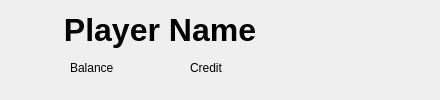
wudi-7mi/open_ra2ob_qt6, file playerinfo.ui: the form before one commit.
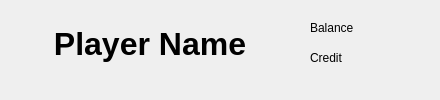
The form after the commit. Icons and pictures are not drawn.

```diff
--- a/playerinfo.ui
+++ b/playerinfo.ui
@@ -16,8 +16,8 @@
   <widget class="QLabel" name="lb_playerName">
    <property name="geometry">
     <rect>
-     <x>10</x>
-     <y>10</y>
+     <x>0</x>
+     <y>25</y>
      <width>300</width>
      <height>40</height>
     </rect>
@@ -29,7 +29,7 @@
     </font>
    </property>
    <property name="text">
-    <string>Player Name</string>
+    <string>&lt;html&gt;&lt;head/&gt;&lt;body&gt;&lt;p&gt;&lt;span style=&quot; color:#000000;&quot;&gt;Player Name&lt;/span&gt;&lt;/p&gt;&lt;/body&gt;&lt;/html&gt;</string>
    </property>
    <property name="alignment">
     <set>Qt::AlignCenter</set>
@@ -38,34 +38,34 @@
   <widget class="QLabel" name="lb_balance">
    <property name="geometry">
     <rect>
-     <x>70</x>
-     <y>60</y>
+     <x>310</x>
+     <y>20</y>
      <width>54</width>
      <height>16</height>
     </rect>
    </property>
    <property name="text">
-    <string>Balance</string>
+    <string>&lt;html&gt;&lt;head/&gt;&lt;body&gt;&lt;p&gt;&lt;span style=&quot; color:#000000;&quot;&gt;Balance&lt;/span&gt;&lt;/p&gt;&lt;/body&gt;&lt;/html&gt;</string>
    </property>
   </widget>
   <widget class="QLabel" name="lb_credit">
    <property name="geometry">
     <rect>
-     <x>190</x>
-     <y>60</y>
+     <x>310</x>
+     <y>50</y>
      <width>54</width>
      <height>16</height>
     </rect>
    </property>
    <property name="text">
-    <string>Credit</string>
+    <string>&lt;html&gt;&lt;head/&gt;&lt;body&gt;&lt;p&gt;&lt;span style=&quot; color:#000000;&quot;&gt;Credit&lt;/span&gt;&lt;/p&gt;&lt;/body&gt;&lt;/html&gt;</string>
    </property>
   </widget>
   <widget class="QLabel" name="lb_img_balance">
    <property name="geometry">
     <rect>
-     <x>45</x>
-     <y>58</y>
+     <x>280</x>
+     <y>20</y>
      <width>20</width>
      <height>20</height>
     </rect>
@@ -83,8 +83,8 @@
   <widget class="QLabel" name="lb_img_credit">
    <property name="geometry">
     <rect>
-     <x>165</x>
-     <y>58</y>
+     <x>280</x>
+     <y>50</y>
      <width>20</width>
      <height>20</height>
     </rect>
```
Left out of the diff: 4 changed lines with no effect on the pictures.
